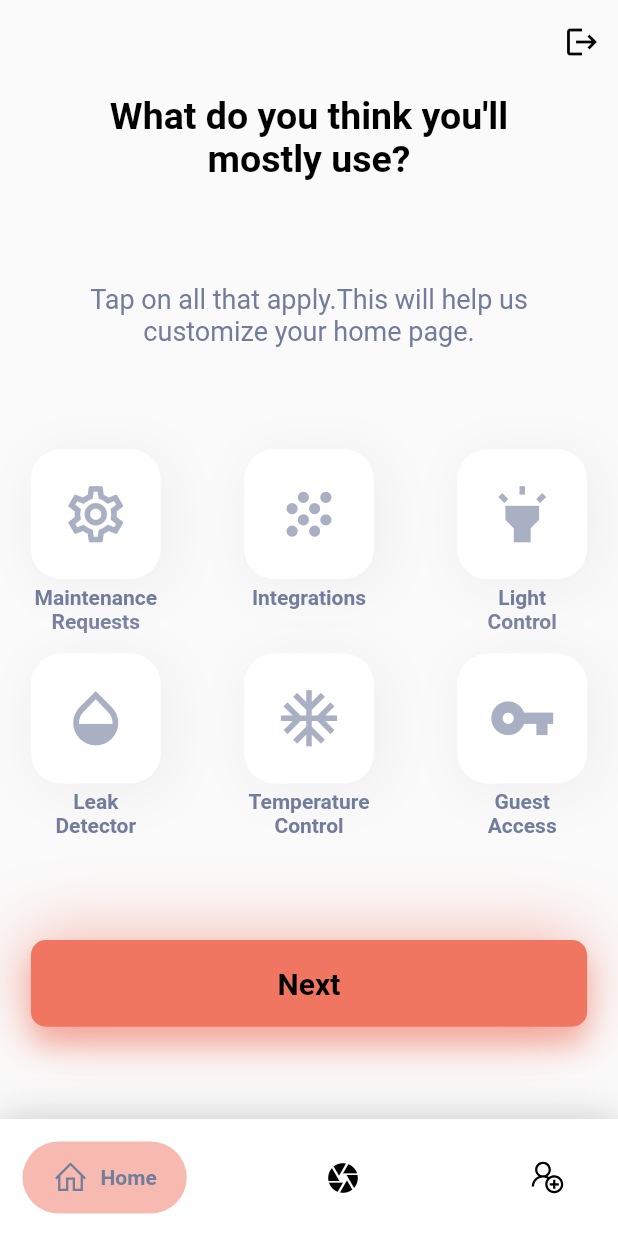
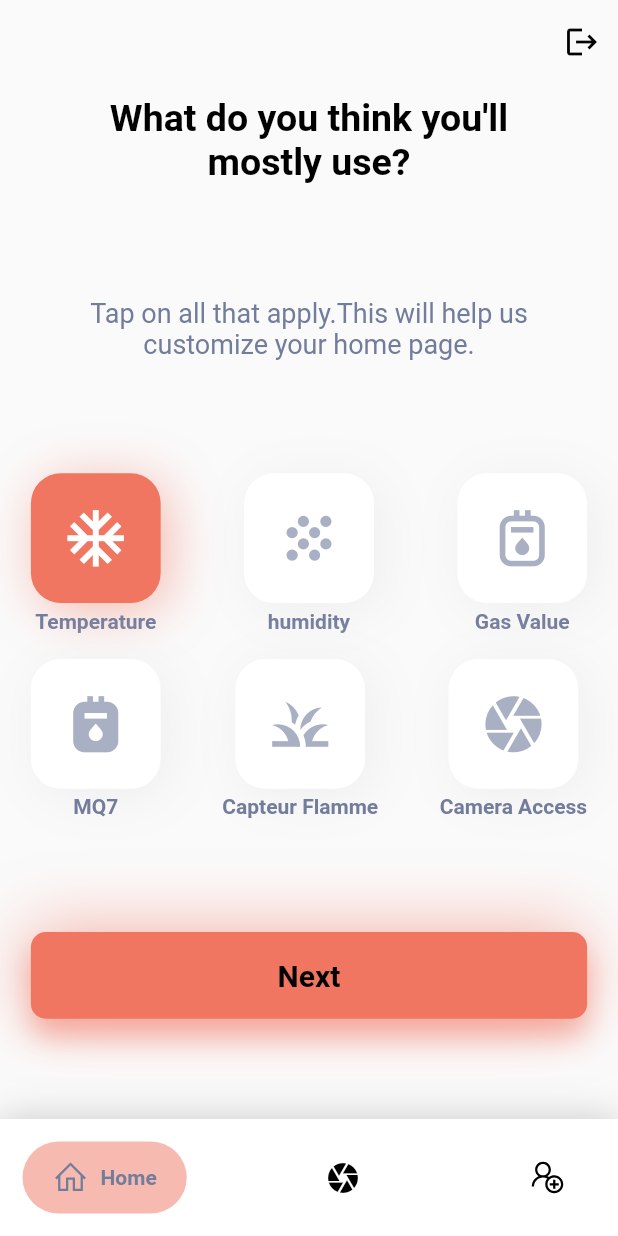
Before and after one commit to BrahimTuijine/security_camera_project, a Flutter app: the screen it shows after launch, on a phone screen of 412 x 824 dp. Run offline on Flutter 3.47's test engine with Material 2 defaults, Android fonts, the phone set to English and light mode, and no system bars; drawn by our look-alikes of google_nav_bar; our stand-ins replace awesome_dialog, cloud_firestore, firebase_auth, firebase_core, firebase_database, firebase_messaging and 5 more; accounts and stored records are empty.

Commit message:
init charts

```diff
--- a/lib/core/widget/button.dart
+++ b/lib/core/widget/button.dart
@@ -3,8 +3,10 @@ import 'package:flutter_hooks/flutter_hooks.dart';
 import 'package:security_camera_project/constants.dart';
 
 class ControllButton extends HookWidget {
-  const ControllButton({
+  ControllButton({
     Key? key,
+    required this.onTap,
+    required this.selected,
     required this.size,
     required this.title,
     required this.icon,
@@ -13,25 +15,24 @@ class ControllButton extends HookWidget {
   final Size size;
   final IconData icon;
   final String title;
+  void Function()? onTap;
+  final bool selected;
 
   @override
   Widget build(BuildContext context) {
-    final isSelected = useState<bool>(false);
     return Column(
       children: [
         GestureDetector(
-          onTap: () {
-            isSelected.value = !isSelected.value;
-          },
+          onTap: onTap,
           child: Container(
             height: size.height * 0.105,
             width: size.width * 0.21,
             decoration: BoxDecoration(
-              color: isSelected.value ? kOrangeColor : Colors.white,
+              color: selected ? kOrangeColor : Colors.white,
               borderRadius: BorderRadius.circular(20),
               boxShadow: [
                 BoxShadow(
-                  color: isSelected.value
+                  color: selected
                       ? kOrangeColor.withOpacity(0.5)
                       : Colors.grey.shade200,
                   blurRadius: 30,
@@ -41,9 +42,7 @@ class ControllButton extends HookWidget {
             ),
             child: Icon(
               icon,
-              color: isSelected.value
-                  ? Colors.white
-                  : kDarkGreyColor.withOpacity(0.6),
+              color: selected ? Colors.white : kDarkGreyColor.withOpacity(0.6),
               size: 45,
             ),
           ),
--- a/lib/features/home/home.dart
+++ b/lib/features/home/home.dart
@@ -7,9 +7,33 @@ import 'package:security_camera_project/core/db/auth.dart';
 import 'package:security_camera_project/core/widget/button.dart';
 import 'package:security_camera_project/core/widget/default_btn.dart';
 import 'package:security_camera_project/features/auth/login_page.dart';
+import 'package:security_camera_project/features/sensorsList/gas_sensor.dart';
 import 'package:security_camera_project/features/sensorsList/mq7.dart';
 
 class HomePage extends HookWidget {
+  void navigateToChart(int currentIndex, BuildContext context) {
+    switch (currentIndex) {
+      case 1:
+        Navigator.push(
+          context,
+          MaterialPageRoute(
+            builder: (context) => const GaugeTemperatureMonitorExample(),
+          ),
+        );
+        break;
+      case 2:
+        Navigator.push(
+          context,
+          MaterialPageRoute(
+            builder: (context) => const GasValueChart(),
+          ),
+        );
+        break;
+      default:
+        print("nothing for now");
+    }
+  }
+
   const HomePage({Key? key}) : super(key: key);
   @override
   Widget build(BuildContext context) {
@@ -91,19 +115,31 @@ class HomePage extends HookWidget {
               mainAxisAlignment: MainAxisAlignment.spaceBetween,
               children: [
                 ControllButton(
+                  onTap: () {
+                    selectedIndex.value = 0;
+                  },
+                  selected: selectedIndex.value == 0,
                   size: size,
-                  title: 'Maintenance\nRequests',
-                  icon: Icons.settings_outlined,
+                  title: 'Temperature',
+                  icon: Icons.ac_unit,
                 ),
                 ControllButton(
+                  onTap: () {
+                    selectedIndex.value = 1;
+                  },
+                  selected: selectedIndex.value == 1,
                   size: size,
-                  title: 'Integrations\n ',
+                  title: 'humidity',
                   icon: Icons.grain,
                 ),
                 ControllButton(
+                  onTap: () {
+                    selectedIndex.value = 2;
+                  },
+                  selected: selectedIndex.value == 2,
                   size: size,
-                  title: 'Light\nControl',
-                  icon: Icons.highlight,
+                  title: 'Gas Value',
+                  icon: Icons.gas_meter_outlined,
                 ),
               ],
             ),
@@ -111,30 +147,38 @@ class HomePage extends HookWidget {
               mainAxisAlignment: MainAxisAlignment.spaceBetween,
               children: [
                 ControllButton(
+                  onTap: () {
+                    selectedIndex.value = 3;
+                  },
+                  selected: selectedIndex.value == 3,
                   size: size,
-                  title: 'Leak\nDetector',
-                  icon: Icons.opacity,
+                  title: 'MQ7',
+                  icon: Icons.gas_meter,
                 ),
                 ControllButton(
+                  onTap: () {
+                    selectedIndex.value = 4;
+                  },
+                  selected: selectedIndex.value == 4,
                   size: size,
-                  title: 'Temperature\nControl ',
-                  icon: Icons.ac_unit,
+                  title: 'Capteur Flamme ',
+                  icon: Icons.grass,
                 ),
                 ControllButton(
+                  onTap: () {
+                    selectedIndex.value = 5;
+                  },
+                  selected: selectedIndex.value == 5,
                   size: size,
-                  title: 'Guest\nAccess',
-                  icon: Icons.vpn_key,
+                  title: 'Camera Access',
+                  icon: Icons.camera,
                 ),
               ],
             ),
             SizedBox(height: size.height * 0.05),
             DefaultButton(
               onTap: () {
-                Navigator.push(
-                  context,
-                  MaterialPageRoute(
-                      builder: (context) => GaugeTemperatureMonitorExample()),
-                );
+                navigateToChart(selectedIndex.value, context);
               },
               size: size,
               title: "Next",
--- a/pubspec.yaml
+++ b/pubspec.yaml
@@ -39,6 +39,7 @@ dependencies:
   firebase_storage: ^11.2.0
   flutter:
     sdk: flutter
+  flutter_animate: ^4.1.1+1
   flutter_bloc: ^8.1.2
   flutter_custom_clippers: ^2.1.0
   flutter_hooks: ^0.18.6
```
Also changed, not shown: lib/core/widget/custom_app_bar.dart (added, +32 -0 lines), lib/features/sensorsList/gas_sensor.dart (added, +69 -0 lines), lib/features/sensorsList/mq7.dart (+68 -57 lines), pubspec.lock.
